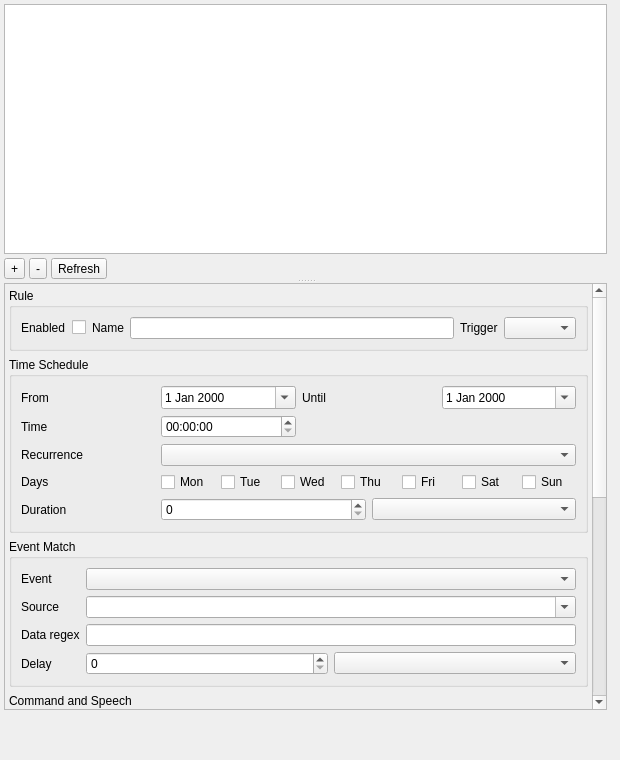
Before: the Qt Designer form plugins/feature/scheduler/schedulergui.ui in srcejon/sdrangel, drawn with Qt 5.
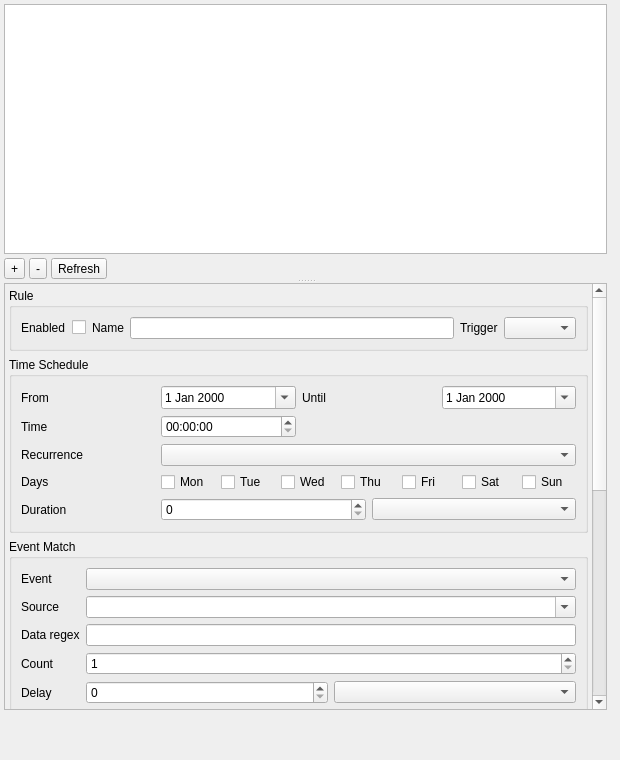
After: the same form once the commit is applied. Custom widgets are drawn as their Qt base class.

Commit message: Add scheduler event count trigger threshold

What changed in the file:
```diff
--- a/plugins/feature/scheduler/schedulergui.ui
+++ b/plugins/feature/scheduler/schedulergui.ui
@@ -414,13 +414,30 @@
              <widget class="QLineEdit" name="eventDataRegex"/>
             </item>
             <item row="3" column="0">
+             <widget class="QLabel" name="eventCountLabel">
+              <property name="text">
+               <string>Count</string>
+              </property>
+             </widget>
+            </item>
+            <item row="3" column="1">
+             <widget class="QSpinBox" name="eventCount">
+              <property name="minimum">
+               <number>1</number>
+              </property>
+              <property name="maximum">
+               <number>1000000</number>
+              </property>
+             </widget>
+            </item>
+            <item row="4" column="0">
              <widget class="QLabel" name="eventDelayLabel">
               <property name="text">
                <string>Delay</string>
               </property>
              </widget>
             </item>
-            <item row="3" column="1">
+            <item row="4" column="1">
              <layout class="QHBoxLayout" name="delayLayout">
               <item>
                <widget class="QSpinBox" name="eventDelay">
```
The commit also changes 6 other files.
